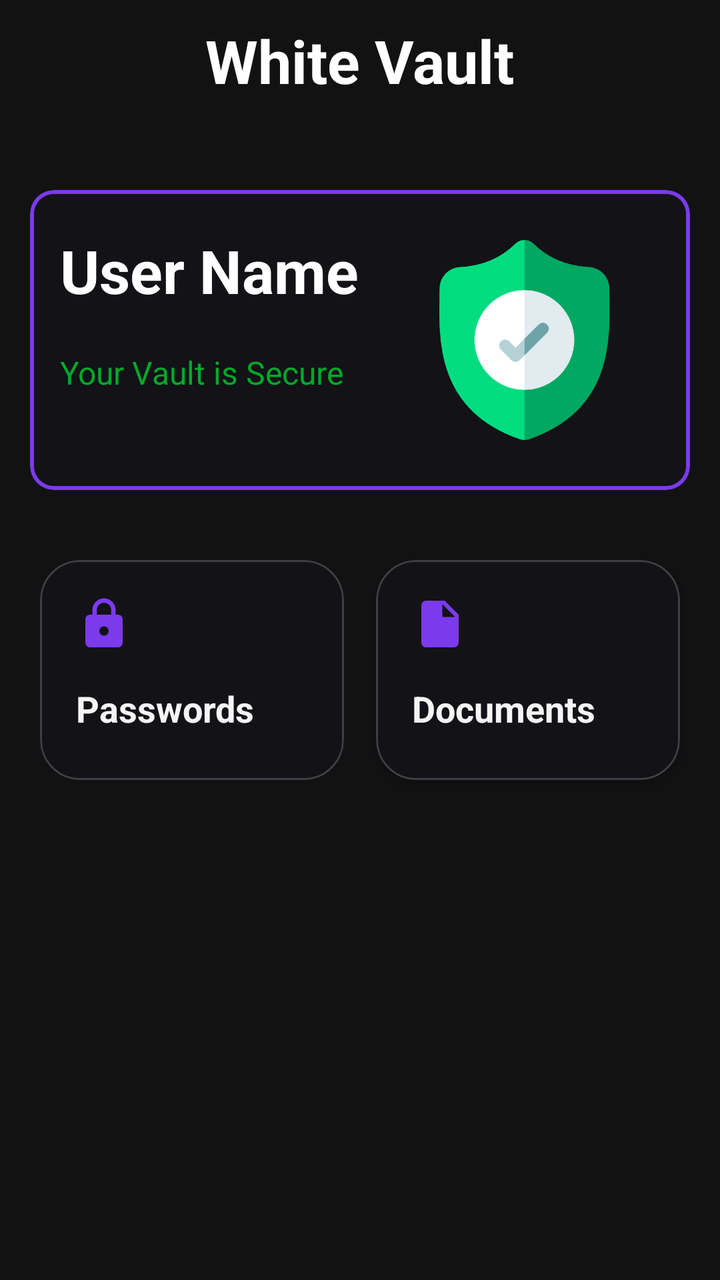
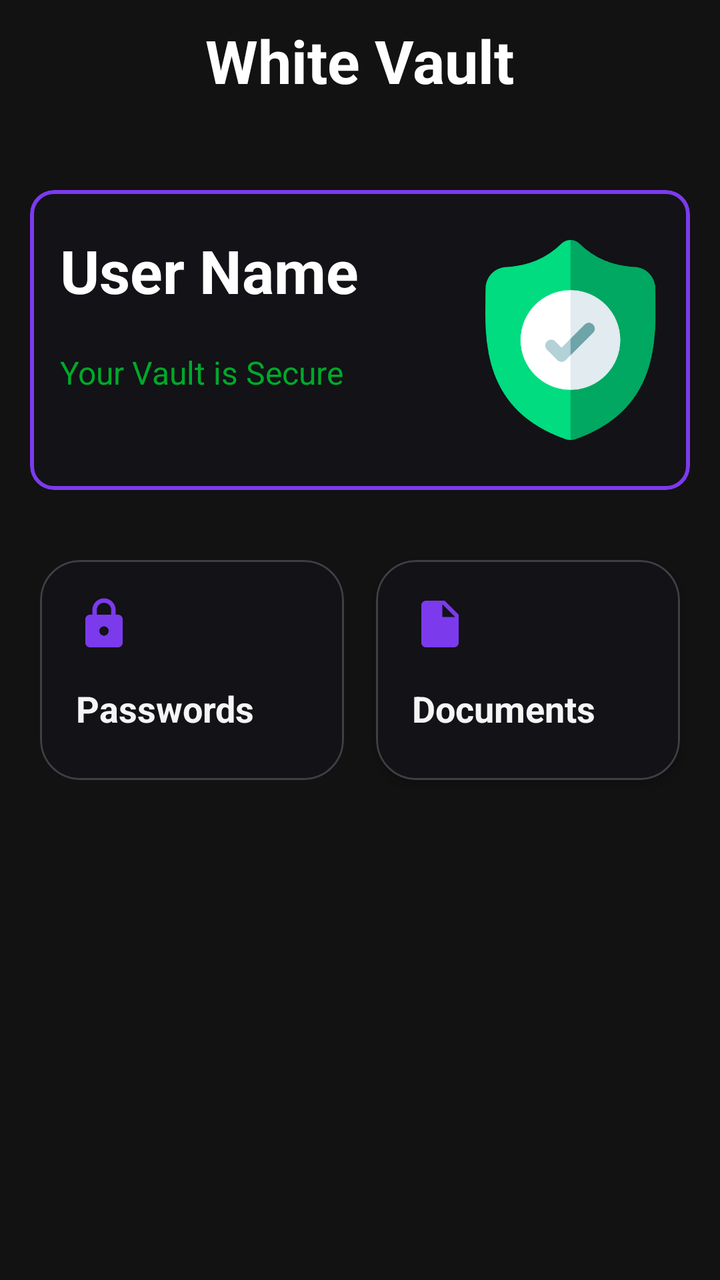

An Android layout rendered at two revisions. The XML below is the earlier revision; the diff shows what the commit changed to produce the second picture.
<!-- AndroidManifest.xml: application theme Theme.WhiteVault -->
<!-- res/layout/activity_main.xml -->
<?xml version="1.0" encoding="utf-8"?>
<RelativeLayout xmlns:android="http://schemas.android.com/apk/res/android"
    xmlns:app="http://schemas.android.com/apk/res-auto"
    xmlns:tools="http://schemas.android.com/tools"
    android:id="@+id/main"
    android:layout_width="match_parent"
    android:layout_height="match_parent"
    tools:context=".MainActivity"
    android:background="@color/background">

    <RelativeLayout
        android:layout_width="match_parent"
        android:layout_height="40dp"
        android:layout_marginTop="10dp">

        <TextView
            android:layout_width="wrap_content"
            android:layout_height="wrap_content"
            android:text="@string/app_name"
            android:textSize="30sp"
            android:fontFamily="sans-serif"
            android:textStyle="bold"
            android:textColor="@color/white"
            android:layout_centerHorizontal="true"/>

    </RelativeLayout>

    <LinearLayout
        android:layout_width="match_parent"
        android:layout_height="wrap_content"
        android:orientation="vertical"
        android:layout_marginTop="80dp">

        <com.google.android.material.card.MaterialCardView
            android:layout_width="match_parent"
            android:layout_height="150dp"
            android:layout_margin="15dp"
            app:cardBackgroundColor="@color/card"
            app:strokeWidth="2dp"
            app:strokeColor="@color/primary">

            <LinearLayout
                android:layout_width="match_parent"
                android:layout_height="match_parent"
                android:padding="10dp"
                android:orientation="horizontal">

                <RelativeLayout
                    android:layout_width="wrap_content"
                    android:layout_height="match_parent"
                    android:layout_marginStart="5dp">

                    <LinearLayout
                        android:layout_width="wrap_content"
                        android:layout_height="wrap_content"
                        android:orientation="vertical">

                        <TextView
                            android:layout_width="wrap_content"
                            android:layout_height="wrap_content"
                            android:layout_marginTop="10dp"
                            android:layout_marginEnd="10dp"
                            android:text="User Name"
                            android:textSize="30sp"
                            android:textStyle="bold"
                            android:textColor="@color/white"/>

                        <TextView
                            android:layout_width="wrap_content"
                            android:layout_height="wrap_content"
                            android:layout_marginTop="20dp"
                            android:text="Your Vault is Secure"
                            android:textSize="16sp"
                            android:textColor="#00A92A"/>

                    </LinearLayout>

                </RelativeLayout>

                <RelativeLayout
                    android:layout_width="match_parent"
                    android:layout_height="match_parent">

                    <ImageView
                        android:layout_width="100dp"
                        android:layout_height="100dp"
                        android:src="@drawable/security_shield"
                        android:layout_centerHorizontal="true"
                        android:layout_centerVertical="true"/>

                </RelativeLayout>

            </LinearLayout>



        </com.google.android.material.card.MaterialCardView>

        <GridLayout
            android:layout_width="match_parent"
            android:layout_height="wrap_content"
            android:columnCount="2"
            android:rowCount="1"
            android:padding="12dp">

            
            <com.google.android.material.card.MaterialCardView
                android:layout_width="0dp"
                android:layout_height="110dp"
                android:layout_margin="8dp"
                android:layout_columnWeight="1"
                app:cardBackgroundColor="@color/card"
                app:cardCornerRadius="20dp"
                app:strokeColor="@color/stoke"
                app:strokeWidth="1dp"
                android:clickable="true"
                android:focusable="true">

                <LinearLayout
                    android:layout_width="match_parent"
                    android:layout_height="match_parent"
                    android:orientation="vertical"
                    android:padding="18dp">

                    <ImageView
                        android:layout_width="28dp"
                        android:layout_height="28dp"
                        android:src="@drawable/icon_lock"
                        app:tint="@color/primary"/>

                    <TextView
                        android:layout_width="wrap_content"
                        android:layout_height="wrap_content"
                        android:layout_marginTop="16dp"
                        android:text="Passwords"
                        android:textColor="#F5F5F5"
                        android:textSize="18sp"
                        android:textStyle="bold" />

                </LinearLayout>

            </com.google.android.material.card.MaterialCardView>


            
            <com.google.android.material.card.MaterialCardView
                android:layout_width="0dp"
                android:layout_height="110dp"
                android:layout_margin="8dp"
                android:layout_columnWeight="1"
                app:cardBackgroundColor="#121217"
                app:cardCornerRadius="20dp"
                app:cardElevation="4dp"
                app:strokeColor="#30FFFFFF"
                app:strokeWidth="1dp"
                android:clickable="true"
                android:focusable="true">

                <LinearLayout
                    android:layout_width="match_parent"
                    android:layout_height="match_parent"
                    android:orientation="vertical"
                    android:padding="18dp">

                    <ImageView
                        android:layout_width="28dp"
                        android:layout_height="28dp"
                        android:src="@drawable/icon_document"
                        app:tint="@color/primary" />

                    <TextView
                        android:layout_width="wrap_content"
                        android:layout_height="wrap_content"
                        android:layout_marginTop="16dp"
                        android:text="Documents"
                        android:textColor="#F5F5F5"
                        android:textSize="18sp"
                        android:textStyle="bold" />

                </LinearLayout>

            </com.google.android.material.card.MaterialCardView>

        </GridLayout>


    </LinearLayout>

</RelativeLayout>
<!-- resources referenced by this layout -->
<resources>
  <color name="background">#121212</color>
  <color name="card">#121217</color>
  <color name="primary">#7C3AED</color>
  <color name="stoke">#30FFFFFF</color>
  <color name="white">#FFFFFFFF</color>
  <!-- drawable icon_document (drawable) -->
  <vector xmlns:android="http://schemas.android.com/apk/res/android" android:autoMirrored="true" android:height="24dp" android:tint="#000000" android:viewportHeight="24" android:viewportWidth="24" android:width="24dp">
        
      <path android:fillColor="@android:color/white" android:pathData="M6,2c-1.1,0 -1.99,0.9 -1.99,2L4,20c0,1.1 0.89,2 1.99,2L18,22c1.1,0 2,-0.9 2,-2L20,8l-6,-6L6,2zM13,9L13,3.5L18.5,9L13,9z"/>
      
  </vector>
  <!-- drawable icon_lock (drawable) -->
  <vector xmlns:android="http://schemas.android.com/apk/res/android" android:height="24dp" android:tint="#000000" android:viewportHeight="24" android:viewportWidth="24" android:width="24dp">
        
      <path android:fillColor="@android:color/white" android:pathData="M18,8h-1L17,6c0,-2.76 -2.24,-5 -5,-5S7,3.24 7,6v2L6,8c-1.1,0 -2,0.9 -2,2v10c0,1.1 0.9,2 2,2h12c1.1,0 2,-0.9 2,-2L20,10c0,-1.1 -0.9,-2 -2,-2zM12,17c-1.1,0 -2,-0.9 -2,-2s0.9,-2 2,-2 2,0.9 2,2 -0.9,2 -2,2zM15.1,8L8.9,8L8.9,6c0,-1.71 1.39,-3.1 3.1,-3.1 1.71,0 3.1,1.39 3.1,3.1v2z"/>
      
  </vector>
  <!-- drawable security_shield: png bitmap (drawable, 19143 bytes) -->
  <string name="app_name">White Vault</string>
  <style name="Theme.WhiteVault" parent="Base.Theme.WhiteVault" />
  <style name="Base.Theme.WhiteVault" parent="Theme.Material3.DayNight.NoActionBar">
          
          
      </style>
</resources>

<!-- the commit's change to res/layout/activity_main.xml (unified diff, before → after) -->
@@ -86,13 +86,12 @@
                         android:layout_height="100dp"
                         android:src="@drawable/security_shield"
                         android:layout_centerHorizontal="true"
-                        android:layout_centerVertical="true"/>
+                        android:layout_centerVertical="true"
+                        android:layout_alignParentEnd="true"/>
 
                 </RelativeLayout>
 
             </LinearLayout>
-
-
 
         </com.google.android.material.card.MaterialCardView>
 
@@ -105,6 +104,7 @@
 
             
             <com.google.android.material.card.MaterialCardView
+                android:id="@+id/card_password"
                 android:layout_width="0dp"
                 android:layout_height="110dp"
                 android:layout_margin="8dp"
@@ -144,6 +144,7 @@
 
             
             <com.google.android.material.card.MaterialCardView
+                android:id="@+id/card_document"
                 android:layout_width="0dp"
                 android:layout_height="110dp"
                 android:layout_margin="8dp"
@@ -182,8 +183,6 @@
             </com.google.android.material.card.MaterialCardView>
 
         </GridLayout>
-
-
     </LinearLayout>
 
 </RelativeLayout>
